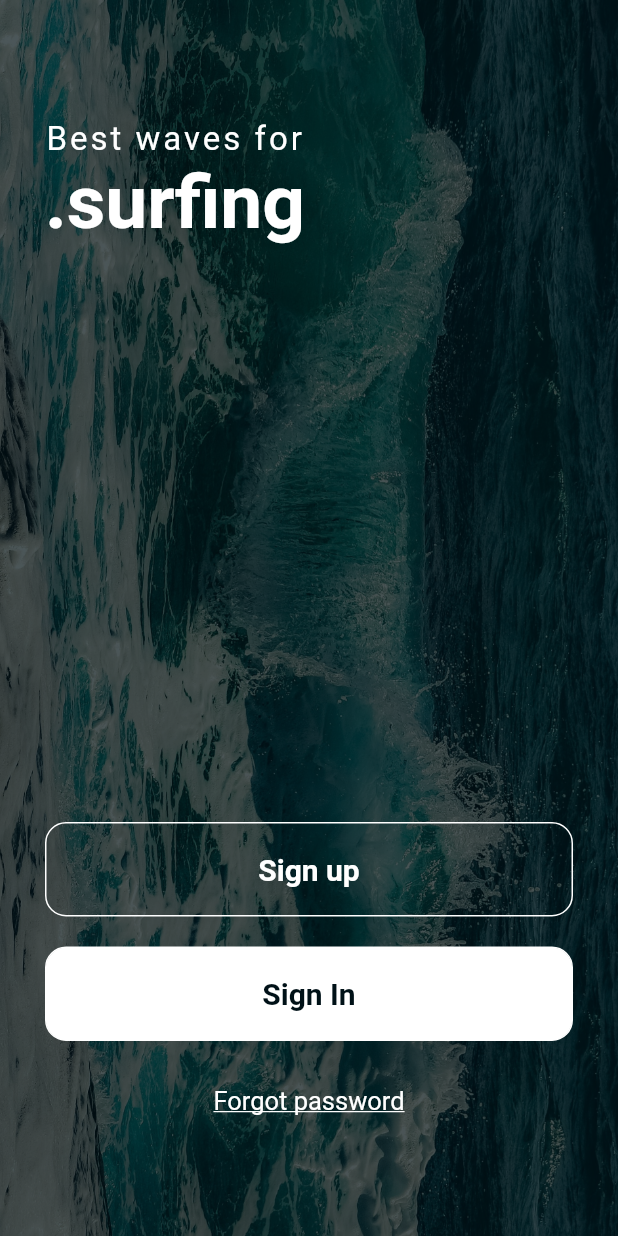
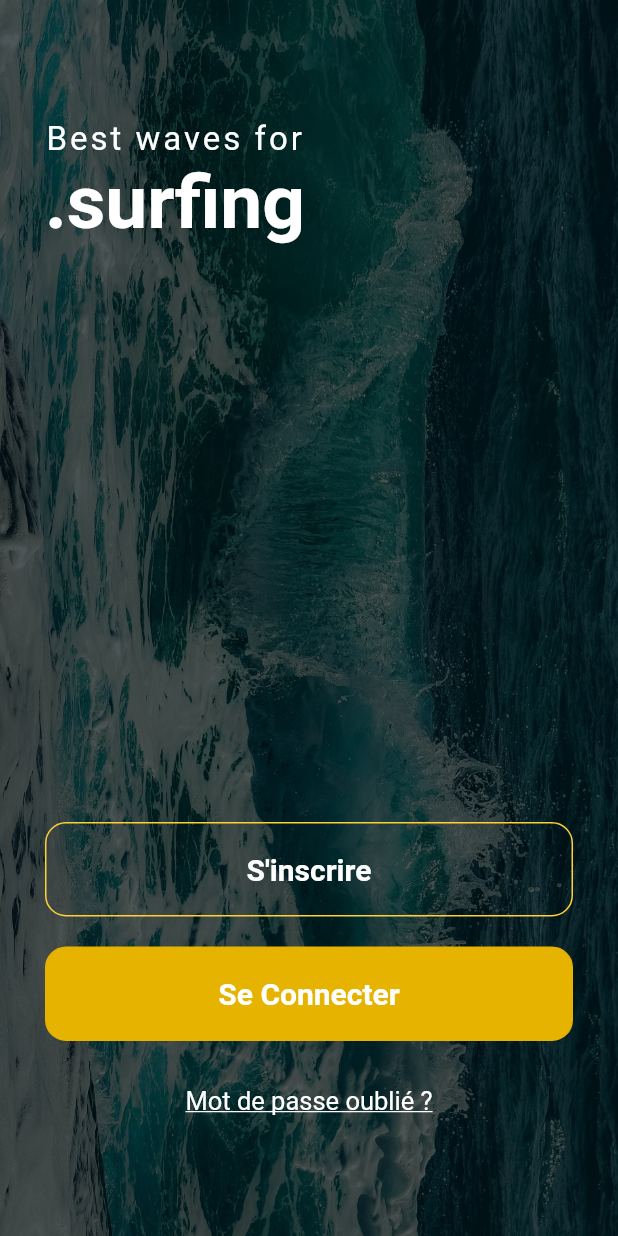
Before and after one commit to fatimahafid/ChauffeurApp, a Flutter app: the screen it shows after launch, on a phone screen of 412 x 824 dp. Run offline on Flutter 3.47's test engine with Material 2 defaults, Android fonts, the phone set to English and light mode, and no system bars; our stand-ins replace page_transition, simple_animations.

Commit message:
first commit

```diff
--- a/lib/screens/homeScreen.dart
+++ b/lib/screens/homeScreen.dart
@@ -8,7 +8,9 @@ class HomeScreen extends StatefulWidget {
   @override
   _HomeScreenState createState() => _HomeScreenState();
 }
-
+const jaune = const Color(0xfffed136);
+const grisFon = const Color(0xff212529);
+const jauneFon = const Color(0xffe6b301);
 class _HomeScreenState extends State<HomeScreen> {
   @override
   Widget build(BuildContext context) {
@@ -50,21 +52,21 @@ class _HomeScreenState extends State<HomeScreen> {
                   crossAxisAlignment: CrossAxisAlignment.center,
                   children: <Widget>[
                     FadeAnimation(2.8,CustomButton(
-                      label: "Sign up",
+                      label: "S'inscrire",
                       background: Colors.transparent,
                       fontColor: Colors.white,
-                      borderColor: Colors.white,
+                      borderColor: jaune,
                     )),
                     SizedBox(height: 20),
                     FadeAnimation(3.2,CustomButtonAnimation(
-                      label: "Sign In",
-                      backbround: Colors.white,
-                      borderColor: Colors.white,
-                      fontColor: Color(0xFFF001117),
+                      label: "Se Connecter",
+                      backbround: jauneFon,
+                      borderColor: jauneFon,
+                      fontColor: Colors.white,
                       child: LoginScreen(),
                     )),
                     SizedBox(height: 30),
-                    FadeAnimation(3.4,Text("Forgot password", style: TextStyle(
+                    FadeAnimation(3.4,Text("Mot de passe oublié ?", style: TextStyle(
                       color: Colors.white,
                       fontSize: 17,
                       decoration: TextDecoration.underline
```
